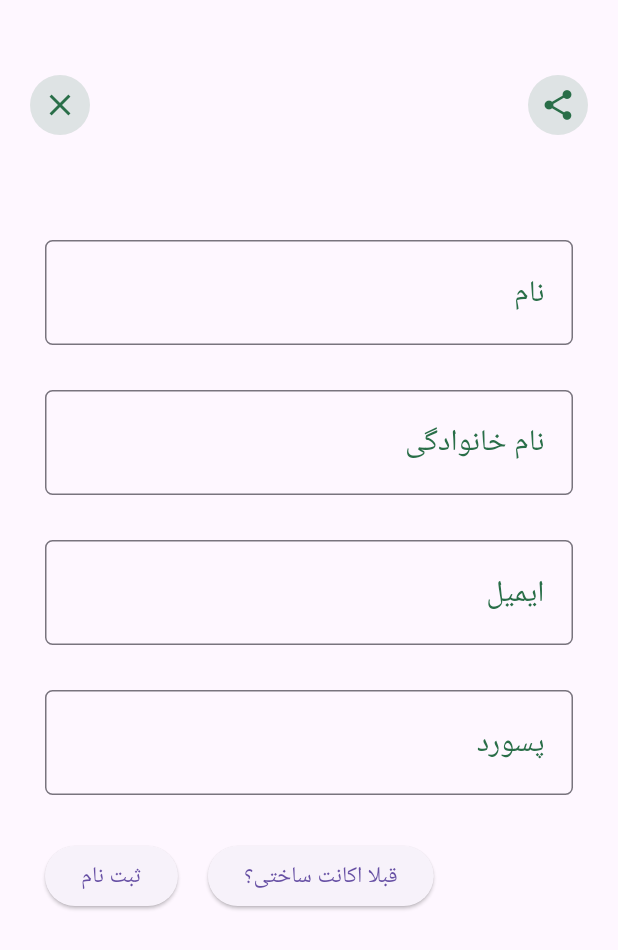
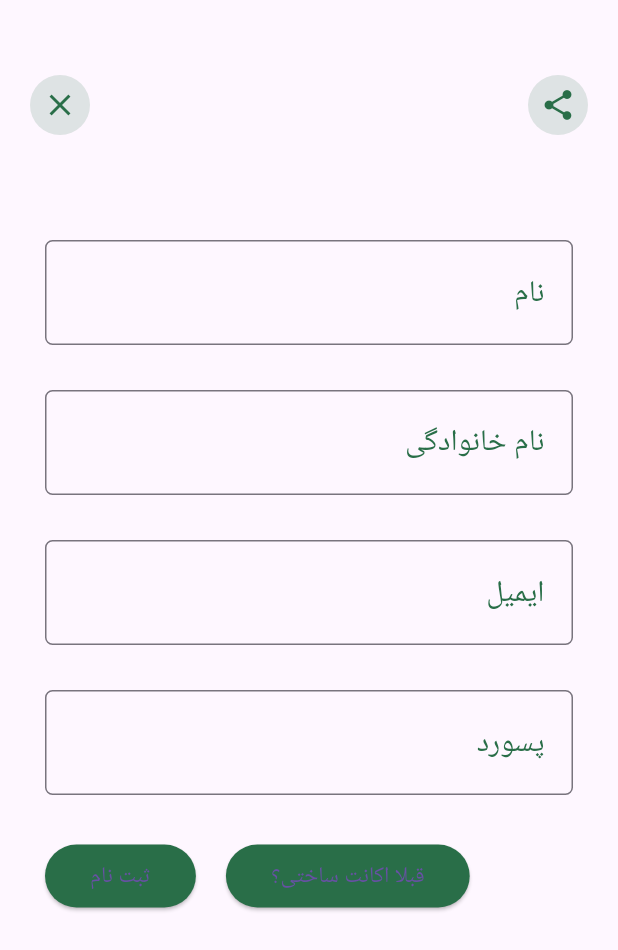
Before and after one commit to mcalisadeghi/Plant_App_Api, a Flutter app: the screen it shows after launch, on a phone screen of 412 x 824 dp. Shown: the top 950 px of the screen. Run offline on Flutter 3.47's test engine with Material 3 defaults, Android fonts, the phone set to English and light mode, and no system bars; our stand-ins replace animated_bottom_navigation_bar, dio.

Commit message:
buttom style

```diff
--- a/lib/ui/signup/signup_page.dart
+++ b/lib/ui/signup/signup_page.dart
@@ -226,6 +226,13 @@ class _SingnupPageState extends State<SingnupPage> {
                       Row(
                         children: [
                           ElevatedButton(
+                            style: ElevatedButton.styleFrom(
+                              backgroundColor: Constants.primaryColor,
+                              padding: EdgeInsets.symmetric(
+                                horizontal: 30.0,
+                                vertical: 10.0,
+                              ),
+                            ),
                             onPressed: () {},
                             child: const Text(
                               'ثبت نام',
@@ -238,6 +245,13 @@ class _SingnupPageState extends State<SingnupPage> {
                             width: 20.0,
                           ),
                           ElevatedButton(
+                            style: ElevatedButton.styleFrom(
+                              backgroundColor: Constants.primaryColor,
+                              padding: EdgeInsets.symmetric(
+                                horizontal: 30.0,
+                                vertical: 10.0,
+                              ),
+                            ),
                             onPressed: () {},
                             child: const Text(
                               'قبلا اکانت ساختی؟',
```
